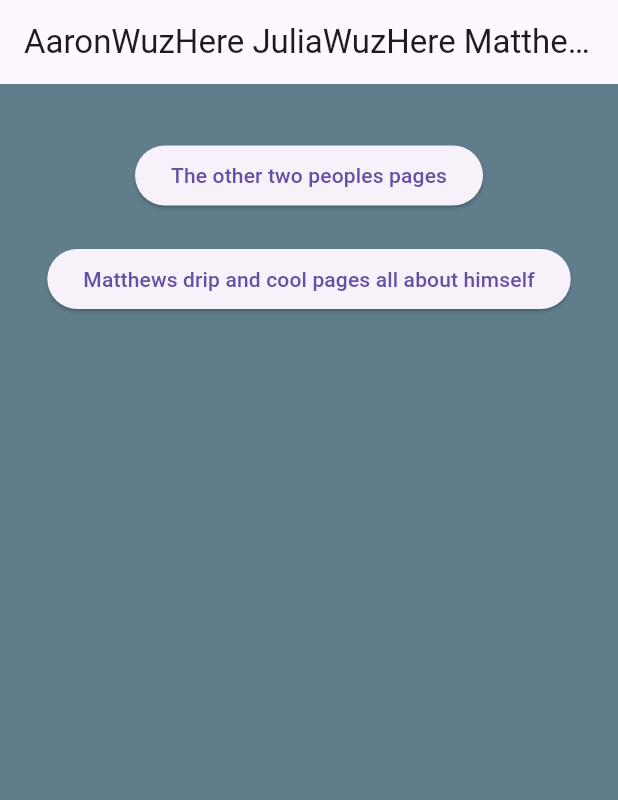
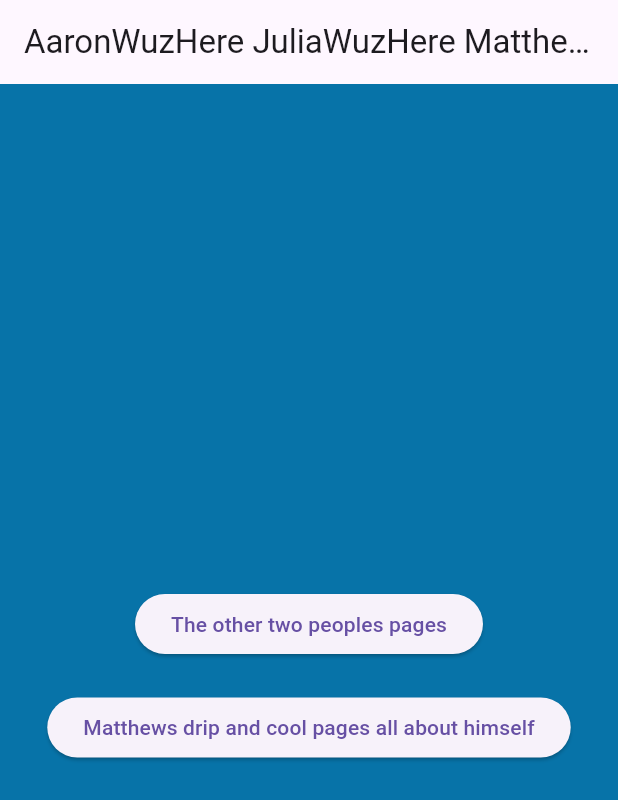
Before and after one commit to AaronAucoin/sharedproject, a Flutter app: the screen it shows after launch, on a phone screen of 412 x 824 dp. Shown: the top 800 px of the screen. Run offline on Flutter 3.47's test engine with Material 3 defaults, Android fonts, the light colour scheme and no system bars.

Commit message:
Fixed centering issues and padding issues as well as color updates

```diff
--- a/lib/main.dart
+++ b/lib/main.dart
@@ -47,12 +47,14 @@
       appBar: AppBar(
         title: Center(child: const Text('AaronWuzHere JuliaWuzHere MatthewBalachowskiWuZzHere'),),
       ),
-       backgroundColor: Colors.blueGrey,
+       backgroundColor: const Color.fromARGB(255, 7, 115, 168),
       // Create the SelectionButton widget in the next step.
       body: Center(
+
         child: Padding(
           padding: const EdgeInsets.all(16.0),
           child: Column(
+            mainAxisAlignment: MainAxisAlignment.center,
             children: [
               Text(""),
               ElevatedButton(
@@ -253,7 +255,7 @@
           mainAxisAlignment: MainAxisAlignment.center,
           children: [
            Padding(
-             padding: const EdgeInsets.all(8.0),
+             padding: const EdgeInsets.all(4.0),
              child: Image.network('https://petlandleessummit.com/wp-content/uploads/2022/11/2502728_800-2-600x450.jpg', width:300, height:300),
            ),
 
```
